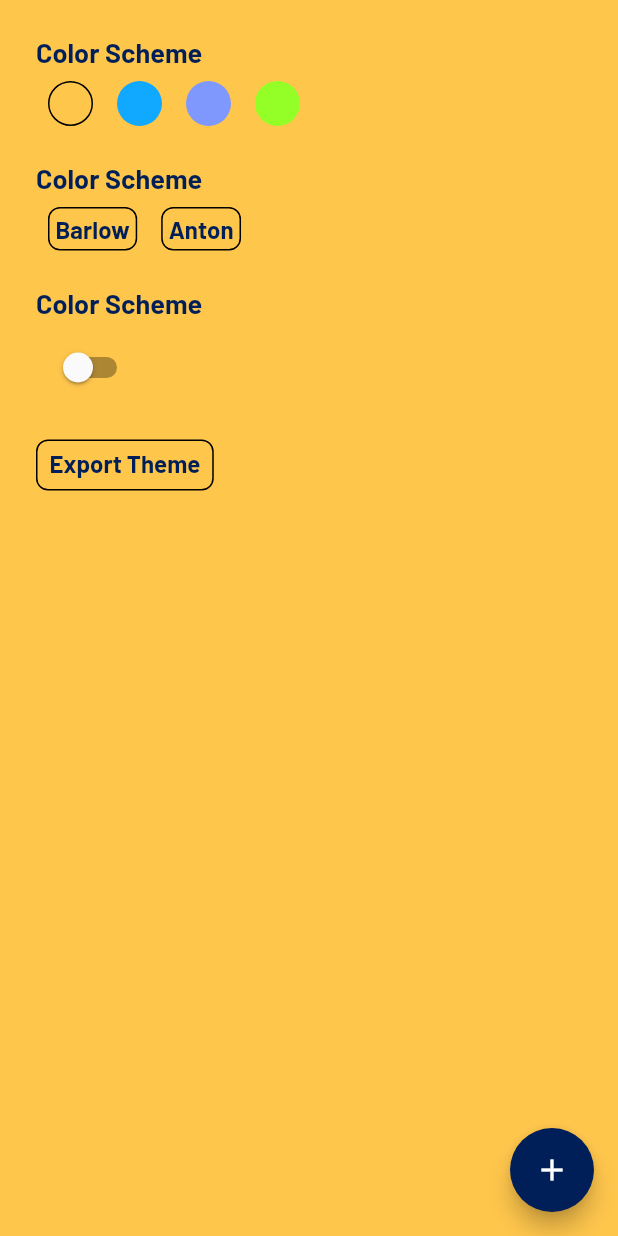
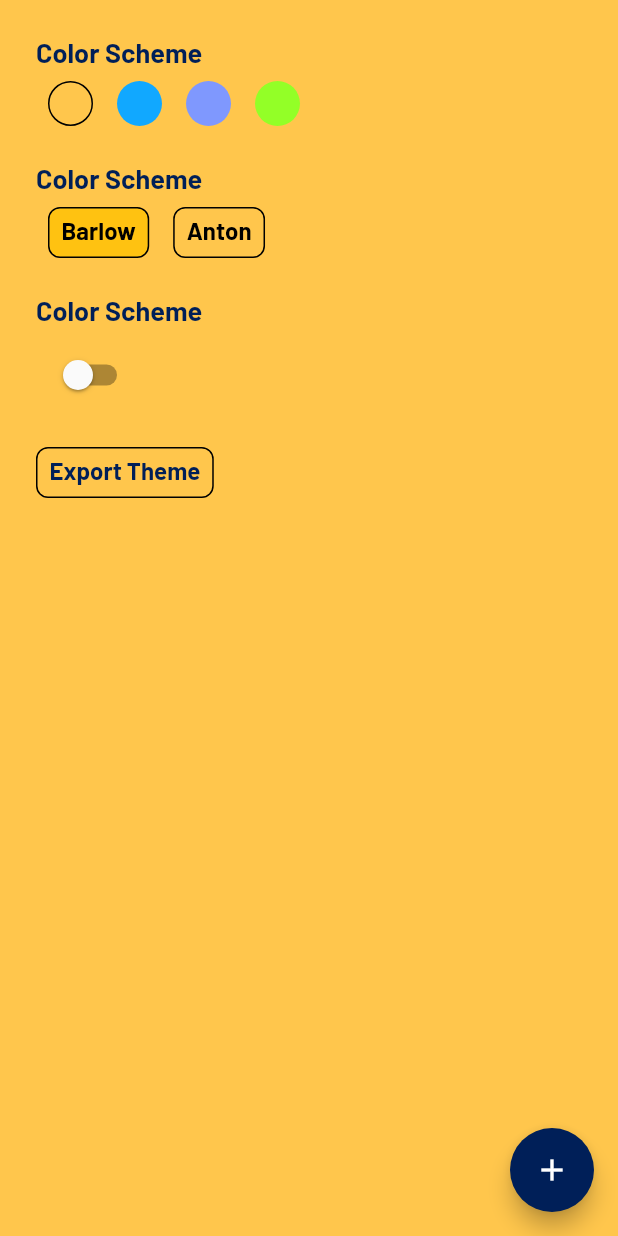
Before and after one commit to kryptogo/kg-kit-flutter, a Flutter app: the screen it shows after launch, on a phone screen of 412 x 824 dp. Run offline on Flutter 3.47's test engine with Material 2 defaults, Android fonts, the phone set to English and light mode, and no system bars; our stand-ins replace flex_color_scheme, flutter_riverpod, freezed_annotation.

Commit message:
updat example and readme

```diff
--- a/example/lib/main.dart
+++ b/example/lib/main.dart
@@ -100,16 +100,26 @@ class _MyHomePageState extends State<MyHomePage> {
                         KgKit.of(context).setFontFamily(fontFamily);
                       },
                       child: Container(
-                        padding: const EdgeInsets.all(4.0),
+                        padding: const EdgeInsets.all(8.0),
                         margin: const EdgeInsets.all(8.0),
                         decoration: BoxDecoration(
+                          color: fontFamily ==
+                                  KgKit.of(context).themeData.fontFamily
+                              ? Theme.of(context).primaryColor
+                              : Colors.transparent,
                           border: Border.all(
                               color: Theme.of(context).colorScheme.onPrimary),
                           borderRadius: BorderRadius.circular(8),
                         ),
                         child: Text(
                           fontFamily,
-                          style: Theme.of(context).textTheme.headline4,
+                          style: Theme.of(context)
+                              .textTheme
+                              .headline4
+                              ?.copyWith(
+                                height: 1,
+                                color: Theme.of(context).colorScheme.onPrimary,
+                              ),
                         ),
                       ),
                     ),
```
Also changed, not shown: 1 other file.
